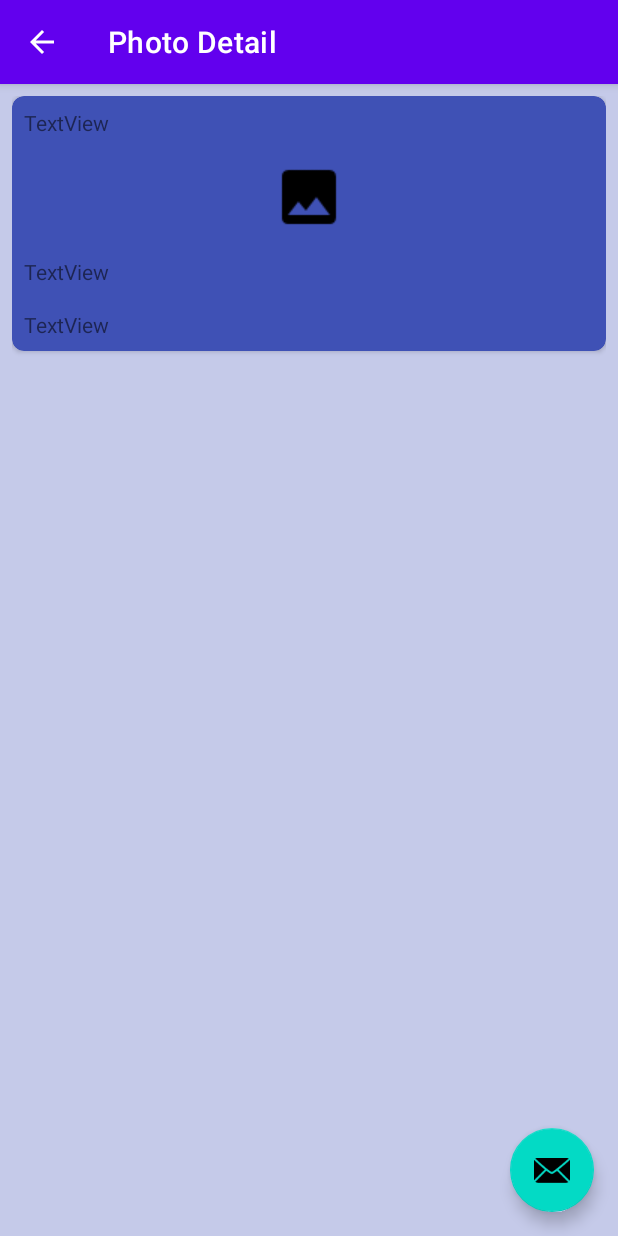
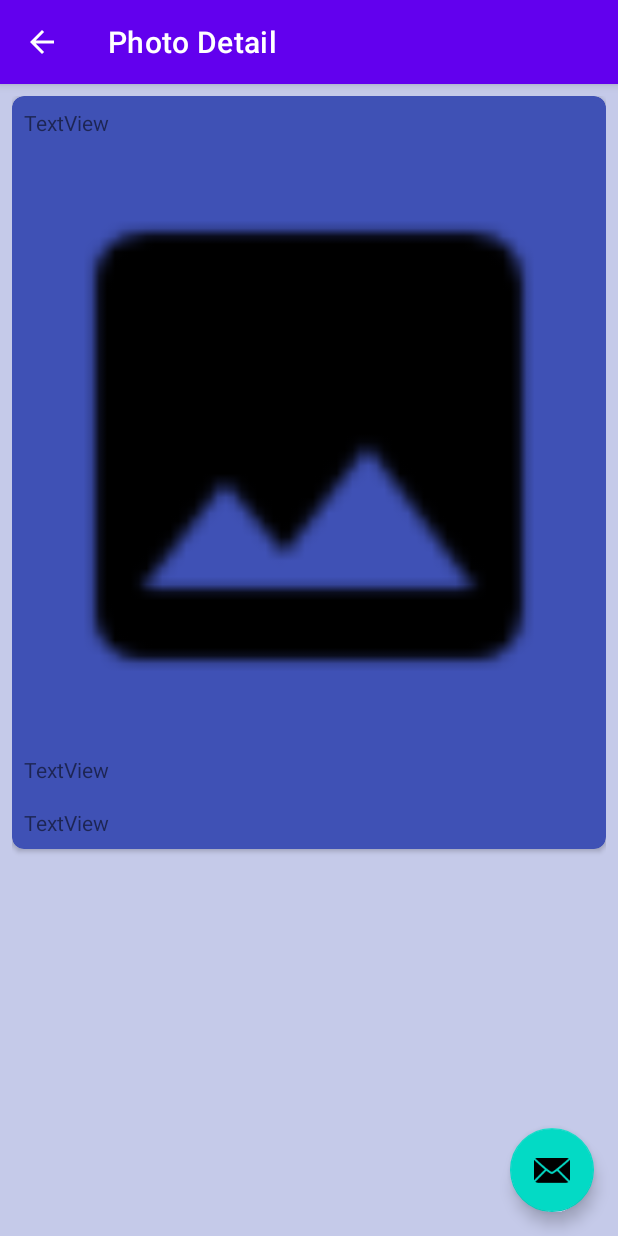
Before and after one commit to jfspps/AndroidFlickrBrowser, an Android app: the PhotoDetailActivity screen opened directly, with no data from a screen before it, on a phone screen of 412 x 824 dp. Run offline under Robolectric (Android 15) with nearby library versions, the phone set to English and light mode, and no system bars; our stand-ins replace Picasso; pictures from the network do not load.

Commit message:
fixed image scaling and customised navigation bar colour

```diff
--- a/app/src/main/res/layout/content_photo_detail.xml
+++ b/app/src/main/res/layout/content_photo_detail.xml
@@ -34,6 +34,7 @@
                     android:layout_width="match_parent"
                     android:layout_height="wrap_content"
                     android:layout_margin="8dp"
+                    android:adjustViewBounds="true"
                     android:scaleType="fitCenter"
                     app:srcCompat="@drawable/placeholder" />
 
--- a/app/src/main/res/values-v24/themes.xml
+++ b/app/src/main/res/values-v24/themes.xml
@@ -6,7 +6,8 @@ of the styles tag, below, in the default themes.xml carry across-->
         <item name="windowActionBar">false</item>
         <item name="windowNoTitle">true</item>
         <item name="android:windowDrawsSystemBarBackgrounds">true</item>
-        <item name="android:statusBarColor">@android:color/transparent</item>
         <item name="android:colorBackgroundFloating">@color/primary</item>
+
+        <item name="android:navigationBarColor">@color/primary_dark</item>
     </style>
 </resources>
```
